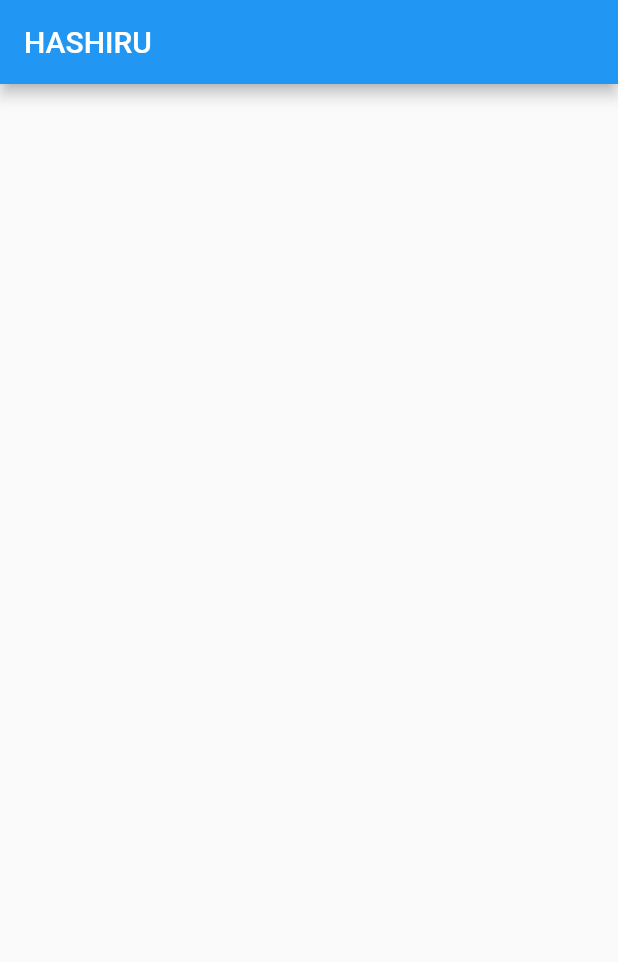
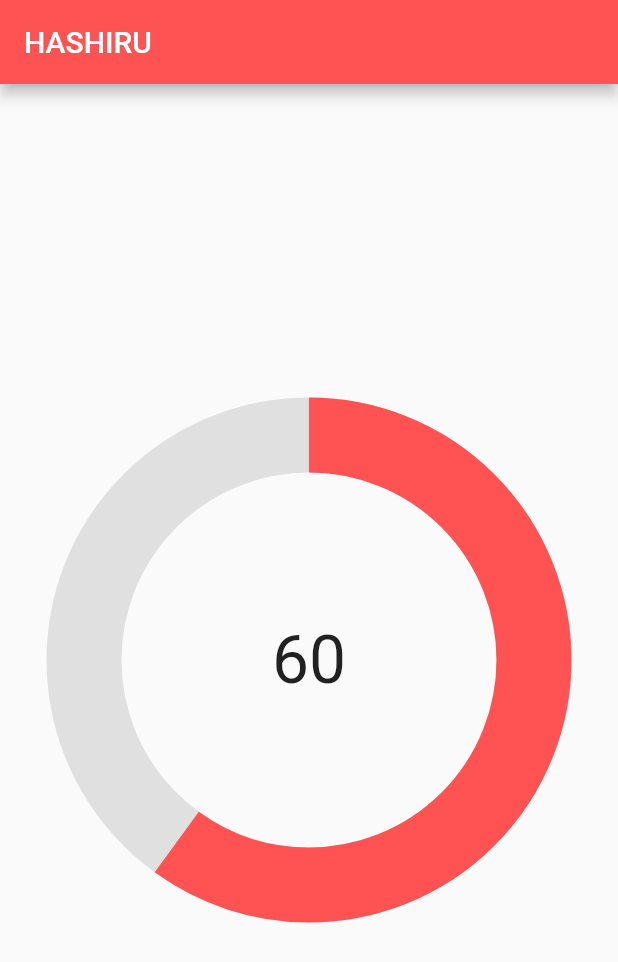
Before and after one commit to shuuun/hashiru, a Flutter app: the screen it shows after launch, on a phone screen of 412 x 824 dp. Shown: the top 962 px of the screen. Run offline on Flutter 3.47's test engine with Material 2 defaults, Android fonts, the phone set to English and light mode, and no system bars.

Commit message:
impl donutgraph

```diff
--- a/lib/main.dart
+++ b/lib/main.dart
@@ -14,7 +14,7 @@ class MyApp extends StatelessWidget {
     return MaterialApp(
       title: 'hashiru',
       theme: ThemeData(
-        primarySwatch: Colors.blue,
+        primaryColor: Colors.redAccent,
       ),
       // TextFieldコピペ時の問題やポップアップメニューの正しいローカライズのために
       // localizationsDelegates を指定することが必須。
--- /dev/null
+++ b/lib/widgets/components/donutGraph.dart
@@ -0,0 +1,98 @@
+import 'package:flutter/material.dart';
+import 'dart:math';
+import 'dart:ui';
+
+class DonutGraph extends StatelessWidget {
+
+  final double height;
+  final double width;
+  final double percentage;
+  final Color trackColor;
+  final Color completedColor;
+
+  DonutGraph({
+    this.height = 300,
+    this.width = 300,
+    @required this.percentage,
+    @required this.trackColor,
+    @required this.completedColor,
+  });
+
+  @override
+  Widget build(BuildContext context) {
+    return Container(
+      height: height,
+      width: width,
+      child: CustomPaint(
+        foregroundPainter: DonutGraphPainter(
+          trackColor: trackColor,
+          completeColor: completedColor,
+          completePercente: percentage,
+          strokeWidth: 50
+        ),
+        child: Padding(
+          padding: EdgeInsets.all(8),
+          child: Center(child: Text('${percentage.toInt()}', style: TextStyle(fontSize: 44),)),
+        ),
+      ),
+    );
+  }
+}
+
+class DonutGraphPainter extends CustomPainter {
+  final Color trackColor;
+  final Color completeColor;
+  final double completePercente;
+  final double strokeWidth;
+
+  DonutGraphPainter({
+    this.trackColor,
+    this.completeColor,
+    this.completePercente,
+    this.strokeWidth
+  });
+
+  @override
+  void paint(Canvas canvas, Size size) {
+    final _baseLine = Paint()
+      ..color = trackColor
+      ..strokeCap = StrokeCap.round
+      ..style = PaintingStyle.stroke
+      ..strokeWidth = strokeWidth;
+
+    final _completedLine = Paint()
+      ..color = completeColor
+      ..strokeCap = StrokeCap.butt
+      ..style = PaintingStyle.stroke
+      ..strokeWidth = strokeWidth;
+
+    final _center = Offset(size.width / 2, size.height / 2);
+    final _radius = min(size.width / 2, size.height / 2);
+
+    canvas.drawCircle(
+      _center,
+      _radius,
+      _baseLine
+    );
+
+    final _arcAngle = 2 * pi * (completePercente / 100);
+
+    canvas.drawArc(
+      //Rect
+      Rect.fromCircle(center: _center, radius: _radius),
+      // Start Angle
+      -pi / 2,
+      // Sweep Angle
+      _arcAngle,
+      // Use Center
+      false,
+      // Paint
+      _completedLine
+    );
+  }
+
+  @override
+  bool shouldRepaint(CustomPainter oldDelegate) {
+    return true;
+  }
+}
--- a/lib/widgets/screens/mainPage.dart
+++ b/lib/widgets/screens/mainPage.dart
@@ -1,12 +1,32 @@
 import 'package:flutter/material.dart';
 
-class MainPage extends StatelessWidget {
+import 'package:hashiru/widgets/components/donutGraph.dart';
+
+
+class MainPage extends StatefulWidget {
+  @override
+  _MainPageState createState() => _MainPageState();
+}
+
+class _MainPageState extends State<MainPage> with TickerProviderStateMixin {
+
+  AnimationController _controller;
+
+  @override
+  void initState() {
+    super.initState();
+    _controller = AnimationController(vsync: this, duration: Duration(milliseconds: 1000))
+      ..addListener(() {
+        // percentage.value = lerpDouble(percentage.value, randomPercentage.value, _controller.value);
+      });
+  }
+
   @override
   Widget build(BuildContext context) {
     return Scaffold(
       appBar: AppBar(title: Text('HASHIRU'),),
       body: SafeArea(
-        child: Container(),
+        child: Center(child: DonutGraph(percentage: 60, trackColor: Colors.grey[300], completedColor: Colors.redAccent),)
       ),
     );
   }
```
